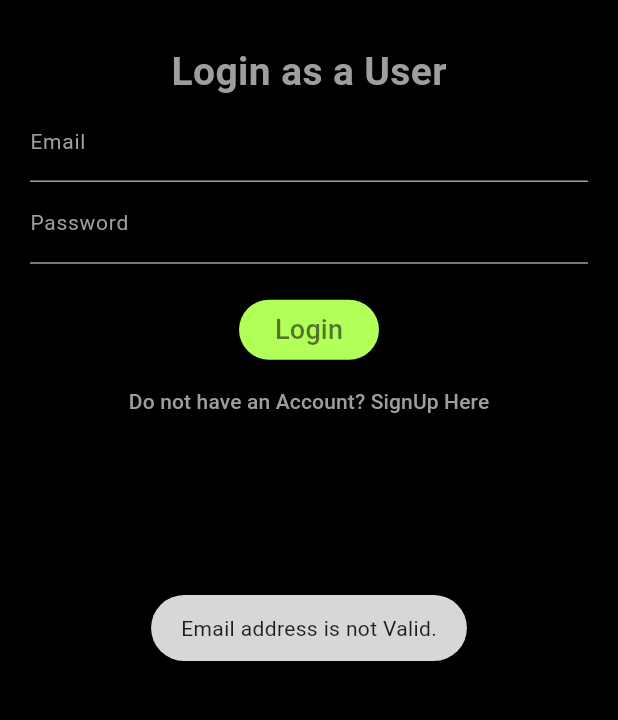
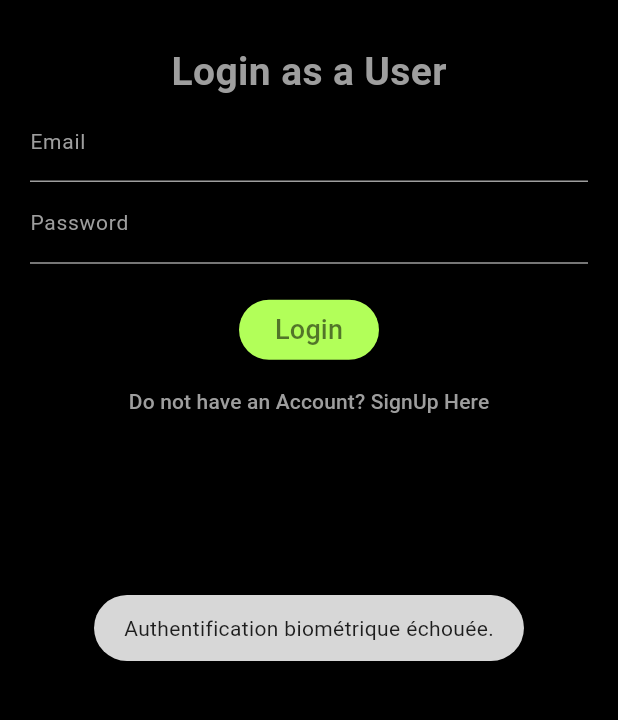
Before and after one commit to ouali99/App_user, a Flutter app: the screen it shows after launch, after a tap on "Login", on a phone screen of 412 x 824 dp, the part 479-1199 px from its top. Run offline on Flutter 3.47's test engine with Material 3 defaults, Android fonts, the phone set to English and light mode, and no system bars; our stand-ins replace animated_text_kit, firebase_auth, firebase_core, firebase_database, fluttertoast, geolocator and 3 more; missing offline and left inert: flutter_geofire, flutter_polyline_points; accounts and stored records are empty.

Commit message:
biometric

```diff
--- a/user_taxi_app-main/lib/authentication/login_screen.dart
+++ b/user_taxi_app-main/lib/authentication/login_screen.dart
@@ -2,89 +2,127 @@ import 'package:firebase_auth/firebase_auth.dart';
 import 'package:firebase_database/firebase_database.dart';
 import 'package:flutter/material.dart';
 import 'package:fluttertoast/fluttertoast.dart';
+import 'package:local_auth/local_auth.dart';
 import 'package:user_taxi_app/authentication/signup_screen.dart';
-
 import '../global/global.dart';
 import '../splashScreen/splash_screen.dart';
 import '../widgets/progress_dialog.dart';
 
-class LoginScreen extends StatefulWidget
-{
-
+class LoginScreen extends StatefulWidget {
   @override
   _LoginScreenState createState() => _LoginScreenState();
 }
 
-
-
-
-class _LoginScreenState extends State<LoginScreen>
-{
+class _LoginScreenState extends State<LoginScreen> {
   TextEditingController emailTextEditingController = TextEditingController();
   TextEditingController passwordTextEditingController = TextEditingController();
 
+  final LocalAuthentication auth = LocalAuthentication();
+  bool canUseBiometrics = false;
+  bool canUseFaceRecognition = false;
 
-  validateForm()
-  {
-    if(!emailTextEditingController.text.contains("@"))
-    {
-      Fluttertoast.showToast(msg: "Email address is not Valid.");
+  @override
+  void initState() {
+    super.initState();
+    checkBiometricAvailability();
+  }
+
+  // Vérifier la disponibilité de la biométrie
+  Future<void> checkBiometricAvailability() async {
+    bool canCheckBiometrics = await auth.canCheckBiometrics;
+    if (canCheckBiometrics) {
+      var availableBiometrics = await auth.getAvailableBiometrics();
+      setState(() {
+        canUseBiometrics = availableBiometrics.isNotEmpty;
+        canUseFaceRecognition =
+            availableBiometrics.contains(BiometricType.face);
+      });
     }
-    else if(passwordTextEditingController.text.isEmpty)
-    {
-      Fluttertoast.showToast(msg: "Password is required.");
+  }
+
+  // Authentification biométrique
+  Future<void> authenticateBiometric() async {
+    bool authenticated = false;
+    try {
+      if (canUseFaceRecognition) {
+        // Si la reconnaissance faciale est disponible
+        authenticated = await auth.authenticate(
+          localizedReason: 'Veuillez utiliser la reconnaissance faciale pour vous connecter',
+          options: const AuthenticationOptions(
+            useErrorDialogs: true,
+            stickyAuth: true,
+          ),
+        );
+      } else if (canUseBiometrics) {
+        // Si la biométrie (empreinte digitale) est disponible
+        authenticated = await auth.authenticate(
+          localizedReason: 'Veuillez utiliser votre empreinte digitale pour vous connecter',
+          options: const AuthenticationOptions(
+            useErrorDialogs: true,
+            stickyAuth: true,
+          ),
+        );
+      }
+
+      if (authenticated) {
+        // If authentication is successful, login user
+        loginUserNow();
+      } else {
+        Fluttertoast.showToast(msg: "Authentification biométrique échouée.");
+      }
+    } catch (e) {
+      Fluttertoast.showToast(msg: "Erreur d'authentification biométrique: $e");
     }
-    else
-    {
+  }
+
+  validateForm() {
+    if (!emailTextEditingController.text.contains("@")) {
+      Fluttertoast.showToast(msg: "Adresse email invalide.");
+    } else if (passwordTextEditingController.text.isEmpty) {
+      Fluttertoast.showToast(msg: "Mot de passe requis.");
+    } else {
       loginUserNow();
     }
   }
 
-  loginUserNow() async
-  {
+  loginUserNow() async {
     showDialog(
         context: context,
         barrierDismissible: false,
-        builder: (BuildContext c)
-        {
-          return ProgressDialog(message: "Processing, Please wait...",);
-        }
-    );
+        builder: (BuildContext c) {
+          return ProgressDialog(message: "Traitement en cours, veuillez patienter...");
+        });
 
-    final User? firebaseUser = (
-        await fAuth.signInWithEmailAndPassword(
-          email: emailTextEditingController.text.trim(),
-          password: passwordTextEditingController.text.trim(),
-        ).catchError((msg){
-          Navigator.pop(context);
-          Fluttertoast.showToast(msg: "Error: " + msg.toString());
-        })
-    ).user;
+    final User? firebaseUser = (await fAuth
+        .signInWithEmailAndPassword(
+      email: emailTextEditingController.text.trim(),
+      password: passwordTextEditingController.text.trim(),
+    ).catchError((msg) {
+      Navigator.pop(context);
+      Fluttertoast.showToast(msg: "Erreur: " + msg.toString());
+    }))
+        .user;
 
-    if(firebaseUser != null)
-    {
-      DatabaseReference driversRef = FirebaseDatabase.instance.ref().child("users");
-      driversRef.child(firebaseUser.uid).once().then((driverKey)
-      {
+    if (firebaseUser != null) {
+      DatabaseReference usersRef = FirebaseDatabase.instance.ref().child("users");
+      usersRef.child(firebaseUser.uid).once().then((driverKey) {
         final snap = driverKey.snapshot;
-        if(snap.value != null)
-        {
+        if (snap.value != null) {
           currentFirebaseUser = firebaseUser;
-          Fluttertoast.showToast(msg: "Login Successful.");
-          Navigator.push(context, MaterialPageRoute(builder: (c)=> const MySplashScreen()));
-        }
-        else
-        {
-          Fluttertoast.showToast(msg: "No record exist with this email.");
+          Fluttertoast.showToast(msg: "Connexion réussie.");
+          Navigator.push(
+              context, MaterialPageRoute(builder: (c) => const MySplashScreen()));
+        } else {
+          Fluttertoast.showToast(
+              msg: "Aucun enregistrement trouvé avec cet email.");
           fAuth.signOut();
-          Navigator.push(context, MaterialPageRoute(builder: (c)=> const MySplashScreen()));
+          Navigator.push(
+              context, MaterialPageRoute(builder: (c) => const MySplashScreen()));
         }
       });
-    }
-    else
-    {
+    } else {
       Navigator.pop(context);
-      Fluttertoast.showToast(msg: "Error Occurred during Login.");
+      Fluttertoast.showToast(msg: "Erreur lors de la connexion.");
     }
   }
 
@@ -97,16 +135,12 @@ class _LoginScreenState extends State<LoginScreen>
           padding: const EdgeInsets.all(20.0),
           child: Column(
             children: [
-
-              const SizedBox(height: 30,),
-
+              const SizedBox(height: 30),
               Padding(
                 padding: const EdgeInsets.all(20.0),
                 child: Image.asset("images/logo.png"),
               ),
-
-              const SizedBox(height: 10,),
-
+              const SizedBox(height: 10),
               const Text(
                 "Login as a User",
                 style: TextStyle(
@@ -115,13 +149,10 @@ class _LoginScreenState extends State<LoginScreen>
                   fontWeight: FontWeight.bold,
                 ),
               ),
-
               TextField(
                 controller: emailTextEditingController,
                 keyboardType: TextInputType.emailAddress,
-                style: const TextStyle(
-                    color: Colors.grey
-                ),
+                style: const TextStyle(color: Colors.grey),
                 decoration: const InputDecoration(
                   labelText: "Email",
                   hintText: "Email",
@@ -141,14 +172,11 @@ class _LoginScreenState extends State<LoginScreen>
                   ),
                 ),
               ),
-
               TextField(
                 controller: passwordTextEditingController,
                 keyboardType: TextInputType.text,
                 obscureText: true,
-                style: const TextStyle(
-                    color: Colors.grey
-                ),
+                style: const TextStyle(color: Colors.grey),
                 decoration: const InputDecoration(
                   labelText: "Password",
                   hintText: "Password",
@@ -168,13 +196,10 @@ class _LoginScreenState extends State<LoginScreen>
                   ),
                 ),
               ),
-
-              const SizedBox(height: 20,),
-
+              const SizedBox(height: 20),
               ElevatedButton(
-                onPressed: ()
-                {
-                  validateForm();
+                onPressed: () {
+                  authenticateBiometric(); // Appeler l'authentification biométrique
                 },
                 style: ElevatedButton.styleFrom(
                   backgroundColor: Colors.lightGreenAccent,
@@ -187,18 +212,16 @@ class _LoginScreenState extends State<LoginScreen>
                   ),
                 ),
               ),
-
               TextButton(
                 child: const Text(
                   "Do not have an Account? SignUp Here",
                   style: TextStyle(color: Colors.grey),
                 ),
-                onPressed: ()
-                {
-                  Navigator.push(context, MaterialPageRoute(builder: (c)=> SignUpScreen()));
+                onPressed: () {
+                  Navigator.push(context,
+                      MaterialPageRoute(builder: (c) => SignUpScreen()));
                 },
               ),
-
             ],
           ),
         ),
--- a/user_taxi_app-main/lib/mainScreens/about_screen.dart
+++ b/user_taxi_app-main/lib/mainScreens/about_screen.dart
@@ -52,7 +52,7 @@ class _AboutScreenState extends State<AboutScreen>
 
               //about you & your company - write some info
               const Text(
-                "This app has been developed by Muhammad Ali, "
+                "This app has been developed by koicela, "
                     "This is the world number 1 ride sharing app. Available for all. "
                     "20M+ people already use this app.",
                 textAlign: TextAlign.center,
@@ -67,7 +67,7 @@ class _AboutScreenState extends State<AboutScreen>
               ),
 
               const Text(
-                "This app has been developed by Muhammad Ali, "
+                "This app has been developed by koycela, "
                     "This is the world number 1 ride sharing app. Available for all. "
                     "20M+ people already use this app.",
                 textAlign: TextAlign.center,
```
Also changed, not shown: user_taxi_app-main/pubspec.yaml (+18 -16 lines), 6 other files.
